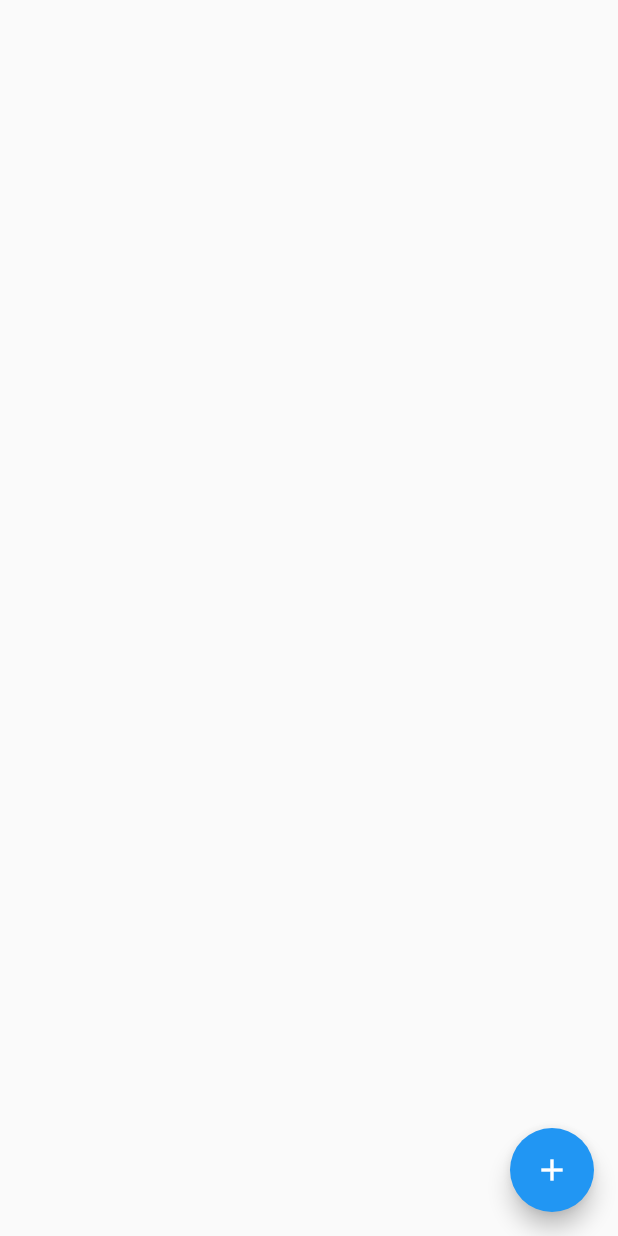
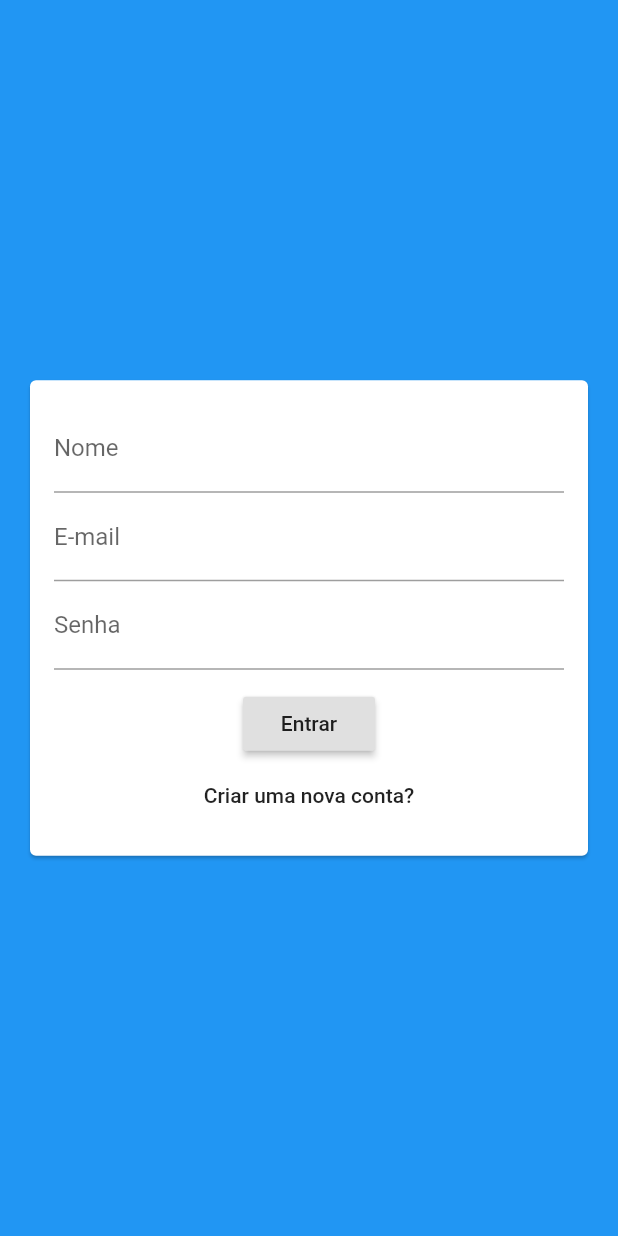
Before and after one commit to tarcisiolopes/chat_flutter, a Flutter app: the screen it shows after launch, on a phone screen of 412 x 824 dp. Run offline on Flutter 3.47's test engine with Material 2 defaults, Android fonts, the phone set to English and light mode, and no system bars; our stand-ins replace cloud_firestore, firebase_core; accounts and stored records are empty.

Commit message:
Tela de autenticação

```diff
--- a/lib/main.dart
+++ b/lib/main.dart
@@ -1,3 +1,4 @@
+import 'package:chat/screens/auth_screen.dart';
 import 'package:chat/screens/chat_screen.dart';
 import 'package:flutter/material.dart';
 import 'package:firebase_core/firebase_core.dart';
@@ -17,7 +18,7 @@ class MyApp extends StatelessWidget {
         primarySwatch: Colors.blue,
         visualDensity: VisualDensity.adaptivePlatformDensity,
       ),
-      home: ChatScreen(),
+      home: AuthScreen(),
     );
   }
 }
--- /dev/null
+++ b/lib/screens/auth_screen.dart
@@ -0,0 +1,17 @@
+import 'package:chat/widgets/auth_form.dart';
+import 'package:flutter/material.dart';
+
+class AuthScreen extends StatefulWidget {
+  @override
+  _AuthScreenState createState() => _AuthScreenState();
+}
+
+class _AuthScreenState extends State<AuthScreen> {
+  @override
+  Widget build(BuildContext context) {
+    return Scaffold(
+      backgroundColor: Theme.of(context).primaryColor,
+      body: AuthForm(),
+    );
+  }
+}
--- /dev/null
+++ b/lib/widgets/auth_form.dart
@@ -0,0 +1,52 @@
+import 'package:flutter/material.dart';
+
+class AuthForm extends StatefulWidget {
+  @override
+  _AuthFormState createState() => _AuthFormState();
+}
+
+class _AuthFormState extends State<AuthForm> {
+  @override
+  Widget build(BuildContext context) {
+    return Center(
+      child: Card(
+        margin: EdgeInsets.all(20),
+        child: SingleChildScrollView(
+          child: Padding(
+            padding: EdgeInsets.all(16),
+            child: Form(
+              child: Column(
+                children: [
+                  TextFormField(
+                    decoration: InputDecoration(
+                      labelText: 'Nome',
+                    ),
+                  ),
+                  TextFormField(
+                    decoration: InputDecoration(
+                      labelText: 'E-mail',
+                    ),
+                  ),
+                  TextFormField(
+                    obscureText: true,
+                    decoration: InputDecoration(
+                      labelText: 'Senha',
+                    ),
+                  ),
+                  SizedBox(
+                    height: 12,
+                  ),
+                  RaisedButton(child: Text('Entrar'), onPressed: () {}),
+                  FlatButton(
+                    child: Text('Criar uma nova conta?'),
+                    onPressed: () {},
+                  ),
+                ],
+              ),
+            ),
+          ),
+        ),
+      ),
+    );
+  }
+}
```
